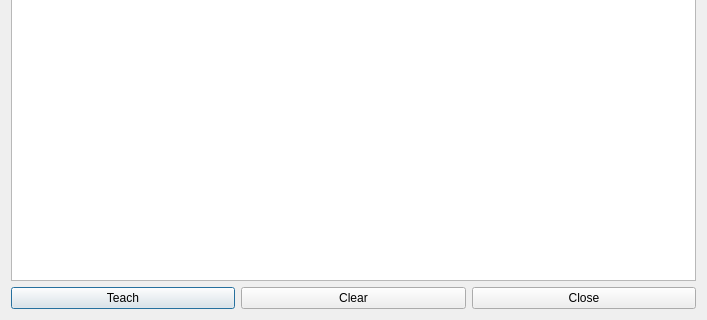
First picture: the form in TcpCilent_Communication/learndialog.ui, repository bhagyashribamane/Socket-Programming, before the edit; both pictures show x 0 to 707 and y 189 to 509 of the 707 by 509 pixel window.
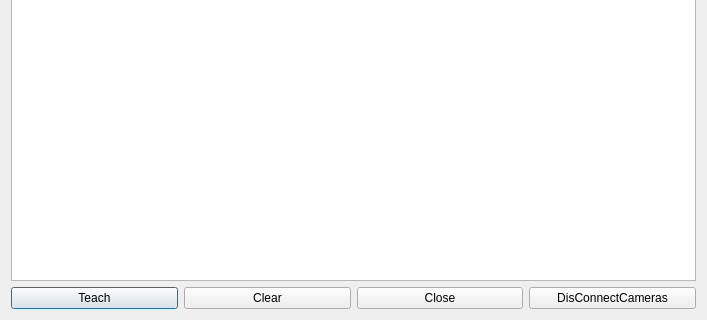
Second picture: the form after the edit.

Patch:
```diff
--- a/TcpCilent_Communication/learndialog.ui
+++ b/TcpCilent_Communication/learndialog.ui
@@ -102,6 +102,13 @@
          </property>
         </widget>
        </item>
+       <item>
+        <widget class="QPushButton" name="disconnect">
+         <property name="text">
+          <string>DisConnectCameras</string>
+         </property>
+        </widget>
+       </item>
       </layout>
      </item>
     </layout>
```
